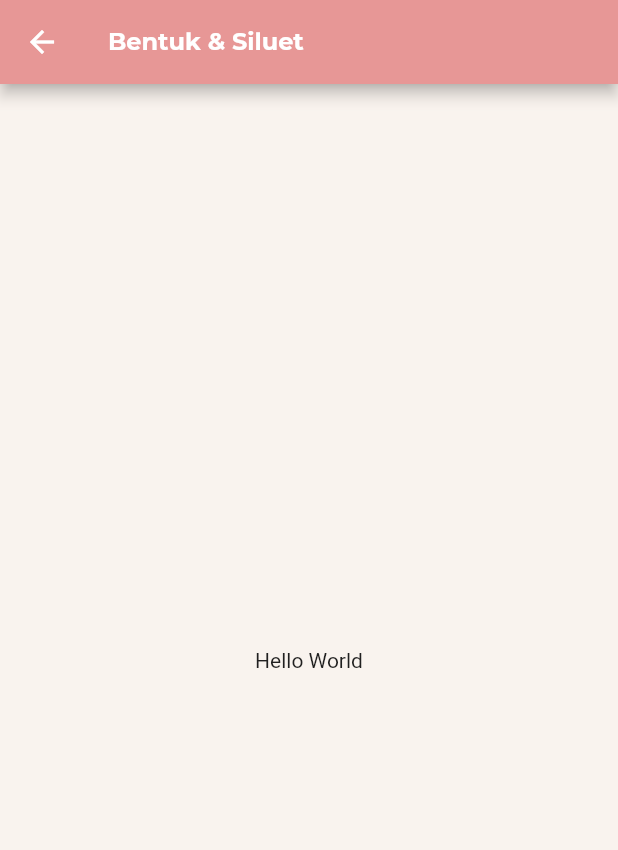
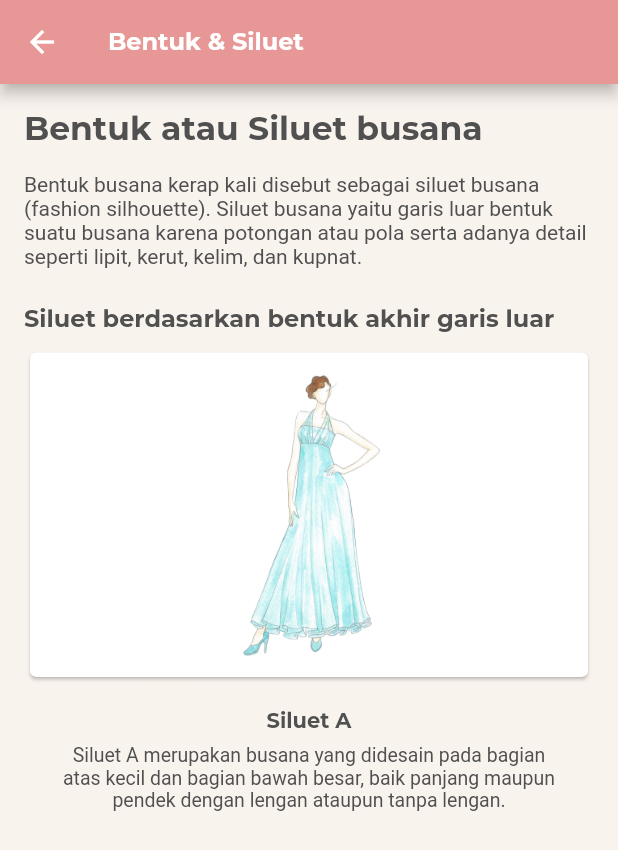
Before and after one commit to riansyahrobi8/TailorApp, a Flutter app: the SilhouetteScreen screen opened directly, on a phone screen of 412 x 824 dp. Shown: the top 850 px of the screen. Run offline on Flutter 3.47's test engine with Material 2 defaults, Android fonts, the light colour scheme and no system bars; project files that could hold a hidden picture were left out.

Commit message:
add siluet screen

```diff
--- a/lib/screens/DetailImage.dart
+++ b/lib/screens/DetailImage.dart
@@ -21,9 +21,7 @@ class DetailImage extends StatelessWidget {
         child: GestureDetector(
           child: Center(
             child: Hero(
-                tag: tag,
-                child: Image.asset(
-                    "assets/images/materi/submateri/" + image + ".png")),
+                tag: tag, child: Image.asset("assets/images/materi/" + image)),
           ),
           onTap: () => Navigator.pop(context),
         ),
--- a/lib/screens/materi/DefinitionScreen.dart
+++ b/lib/screens/materi/DefinitionScreen.dart
@@ -58,10 +58,10 @@ class _DefinitionScreenState extends State<DefinitionScreen> {
                 fontSize: 14.0,
               ),
               SizedBox(
-                height: 16.0,
+                height: 24.0,
               ),
               MyCustomText(
-                text: "Pengertian bagian-bagian busana",
+                text: "Bagian-bagian busana",
                 fontFamily: "Montserrat",
                 color: myColor.secondaryColor,
                 fontWeight: FontWeight.w800,
--- a/lib/screens/materi/SilhouetteScreen.dart
+++ b/lib/screens/materi/SilhouetteScreen.dart
@@ -1,4 +1,5 @@
 import 'package:flutter/material.dart';
+import 'package:tailorapp/widgets/MyCustomSilhouette.dart';
 import 'package:tailorapp/widgets/MyCustomText.dart';
 import 'package:tailorapp/utils/customColor.dart' as myColor;
 
@@ -8,6 +9,10 @@ class SilhouetteScreen extends StatefulWidget {
 }
 
 class _SilhouetteScreenState extends State<SilhouetteScreen> {
+  final controller = PageController(
+    initialPage: 0,
+  );
+
   @override
   Widget build(BuildContext context) {
     return Scaffold(
@@ -21,9 +26,102 @@ class _SilhouetteScreenState extends State<SilhouetteScreen> {
               color: myColor.textColorWhite,
               fontWeight: FontWeight.w800),
         ),
-      body: Center(
-        child: Text("Hello World"),
+        body: Padding(
+          padding: const EdgeInsets.symmetric(horizontal: 16.0, vertical: 8.0),
+          child: Column(
+            crossAxisAlignment: CrossAxisAlignment.start,
+            children: [
+              SizedBox(
+                height: 8.0,
               ),
-    );
+              MyCustomText(
+                text: "Bentuk atau Siluet busana",
+                fontFamily: "Montserrat",
+                color: myColor.secondaryColor,
+                fontWeight: FontWeight.w800,
+                fontSize: 22.0,
+              ),
+              SizedBox(
+                height: 16.0,
+              ),
+              MyCustomText(
+                text:
+                    "Bentuk busana kerap kali disebut sebagai siluet busana (fashion silhouette). Siluet busana yaitu garis luar bentuk suatu busana karena potongan atau pola serta adanya detail seperti lipit, kerut, kelim, dan kupnat.",
+                fontFamily: "Roboto",
+                color: myColor.secondaryColor,
+                fontSize: 14.0,
+              ),
+              SizedBox(
+                height: 24.0,
+              ),
+              MyCustomText(
+                text: "Siluet berdasarkan bentuk akhir garis luar",
+                fontFamily: "Montserrat",
+                color: myColor.secondaryColor,
+                fontWeight: FontWeight.w800,
+                fontSize: 16.0,
+              ),
+              SizedBox(
+                height: 8.0,
+              ),
+              Expanded(
+                child: PageView(
+                  controller: controller,
+                  children: [
+                    MyCustomSilhouette(
+                      title: "Siluet A",
+                      tag: "siluetA",
+                      urlImage: "siluet/siluetA",
+                      desc:
+                          "Siluet A merupakan busana yang didesain pada bagian atas kecil dan bagian bawah besar, baik panjang maupun pendek dengan lengan ataupun tanpa lengan.",
+                    ),
+                    MyCustomSilhouette(
+                      title: "Siluet H",
+                      tag: "siluetH",
+                      urlImage: "siluet/siluetH",
+                      desc:
+                          "Siluet H merupakan busana yang didesain menyerupai huruf H atau tabung yang lurus dan tidak memiliki lekuk pinggang serta memiliki garis potongan pada pinggang.",
+                    ),
+                    MyCustomSilhouette(
+                      title: "Siluet I",
+                      tag: "siluetI",
+                      urlImage: "siluet/siluetI",
+                      desc:
+                          "Siluet I merupakan busana yang didesain mempunyai model bagian atas, bagian tengah dan bagian bawah cenderung sama besar atau sama lebar. Namun, ada juga yang pada bagian pinggang sedikit ramping.",
+                    ),
+                    MyCustomSilhouette(
+                      title: "Siluet L",
+                      tag: "siluetL",
+                      urlImage: "siluet/siluetL",
+                      desc:
+                          "Siluet L merupakan busana yang didesain menyerupai siluet I namun diberi tambahan dibagian belakang dengan bentuk panjang atau drapery.",
+                    ),
+                    MyCustomSilhouette(
+                      title: "Siluet S",
+                      tag: "siluetS",
+                      urlImage: "siluet/siluetS",
+                      desc:
+                          "Siluet S merupakan busana yang didesain pada bagian atas besar, kecil pada bagian pinggang dan besar pada bagian bawah (rok).",
+                    ),
+                    MyCustomSilhouette(
+                      title: "Siluet T",
+                      tag: "siluetT",
+                      urlImage: "siluet/siluetT",
+                      desc:
+                          "Siluet T merupakan siluet busana yang didesain kecil pada garis leher, besar pada lengan dan kecil pada bagan bawah (rok).",
+                    ),
+                    MyCustomSilhouette(
+                      title: "Siluet Y",
+                      tag: "siluetY",
+                      urlImage: "siluet/siluetY",
+                      desc:
+                          "Siluet Y merupakan busana yang didesain pada bagian atas lebar dengan garis leher V dan bagian bawah (rok) mengecil atau menyempit.",
+                    ),
+                  ],
+                ),
+              ),
+            ],
+          ),
+        ));
   }
 }
--- a/lib/screens/materi/submateri/StartDrawScreen.dart
+++ b/lib/screens/materi/submateri/StartDrawScreen.dart
@@ -124,7 +124,7 @@ class StartDrawScreen extends StatelessWidget {
                             MaterialPageRoute(
                                 builder: (_) => DetailImage(
                                       tag: draw,
-                                      image: "draw1",
+                                      image: "submateri/draw1.png",
                                     ))),
                       ),
                     ],
@@ -280,7 +280,7 @@ class StartDrawScreen extends StatelessWidget {
                             MaterialPageRoute(
                                 builder: (_) => DetailImage(
                                       tag: draw,
-                                      image: "draw2",
+                                      image: "submateri/draw2.png",
                                     ))),
                       ),
                     ],
@@ -409,7 +409,7 @@ class StartDrawScreen extends StatelessWidget {
                             MaterialPageRoute(
                                 builder: (_) => DetailImage(
                                       tag: draw,
-                                      image: "draw3",
+                                      image: "submateri/draw3.png",
                                     ))),
                       ),
                     ],
@@ -537,7 +537,7 @@ class StartDrawScreen extends StatelessWidget {
                             MaterialPageRoute(
                                 builder: (_) => DetailImage(
                                       tag: draw,
-                                      image: "draw4",
+                                      image: "submateri/draw4.png",
                                     ))),
                       ),
                     ],
@@ -665,7 +665,7 @@ class StartDrawScreen extends StatelessWidget {
                             MaterialPageRoute(
                                 builder: (_) => DetailImage(
                                       tag: draw,
-                                      image: "draw5",
+                                      image: "submateri/draw5.png",
                                     ))),
                       ),
                     ],
@@ -819,7 +819,7 @@ class StartDrawScreen extends StatelessWidget {
                             MaterialPageRoute(
                                 builder: (_) => DetailImage(
                                       tag: draw,
-                                      image: "draw6",
+                                      image: "submateri/draw6.png",
                                     ))),
                       ),
                     ],
--- /dev/null
+++ b/lib/widgets/MyCustomSilhouette.dart
@@ -0,0 +1,79 @@
+import 'package:flutter/material.dart';
+import 'package:tailorapp/routing/const_routing.dart';
+import 'package:tailorapp/screens/DetailImage.dart';
+import 'package:tailorapp/utils/customColor.dart' as myColor;
+import 'package:tailorapp/widgets/MyCustomText.dart';
+
+class MyCustomSilhouette extends StatelessWidget {
+  final String urlImage;
+  final String tag;
+  final String desc;
+  final String title;
+
+  const MyCustomSilhouette({
+    Key key,
+    this.urlImage,
+    this.tag,
+    this.desc,
+    this.title,
+  }) : super(key: key);
+
+  @override
+  Widget build(BuildContext context) {
+    return Column(
+      crossAxisAlignment: CrossAxisAlignment.start,
+      children: [
+        GestureDetector(
+            child: Hero(
+              tag: tag,
+              child: Card(
+                child: Padding(
+                  padding: const EdgeInsets.all(8.0),
+                  child: AspectRatio(
+                    aspectRatio: 16 / 9,
+                    child: Image.asset(
+                      "assets/images/materi/" + urlImage + ".jpeg",
+                    ),
+                  ),
+                ),
+              ),
+            ),
+            onTap: () => Navigator.push(
+                context,
+                MaterialPageRoute(
+                  builder: (_) => DetailImage(
+                    tag: silhouette,
+                    image: "$urlImage.jpeg",
+                  ),
+                ))),
+        SizedBox(
+          height: 16.0,
+        ),
+        Align(
+          alignment: Alignment.center,
+          child: MyCustomText(
+            text: title,
+            fontFamily: "Montserrat",
+            color: myColor.secondaryColor,
+            fontWeight: FontWeight.w800,
+            textAlign: TextAlign.center,
+            fontSize: 14.0,
+          ),
+        ),
+        SizedBox(
+          height: 8.0,
+        ),
+        Container(
+          margin: const EdgeInsets.symmetric(horizontal: 24.0),
+          child: MyCustomText(
+            text: desc,
+            fontFamily: "Roboto",
+            fontSize: 13.0,
+            color: myColor.secondaryColor,
+            textAlign: TextAlign.center,
+          ),
+        )
+      ],
+    );
+  }
+}
--- a/pubspec.yaml
+++ b/pubspec.yaml
@@ -52,6 +52,7 @@ flutter:
     - assets/images/materi/manset/
     - assets/images/materi/saku/
     - assets/images/materi/submateri/
+    - assets/images/materi/siluet/
     - assets/data/datamateri.json
   #   - images/a_dot_ham.jpeg
   # An image asset can refer to one or more resolution-specific "variants", see
```
Also changed, not shown: assets/images/materi/siluet/siluetA.jpeg (added), assets/images/materi/siluet/siluetH.jpeg (added), assets/images/materi/siluet/siluetI.jpeg (added), assets/images/materi/siluet/siluetL.jpeg (added), assets/images/materi/siluet/siluetS.jpeg (added), assets/images/materi/siluet/siluetT.jpeg (added), assets/images/materi/siluet/siluetY.jpeg (added). Lines whose indentation alone changed are shown as unchanged.
